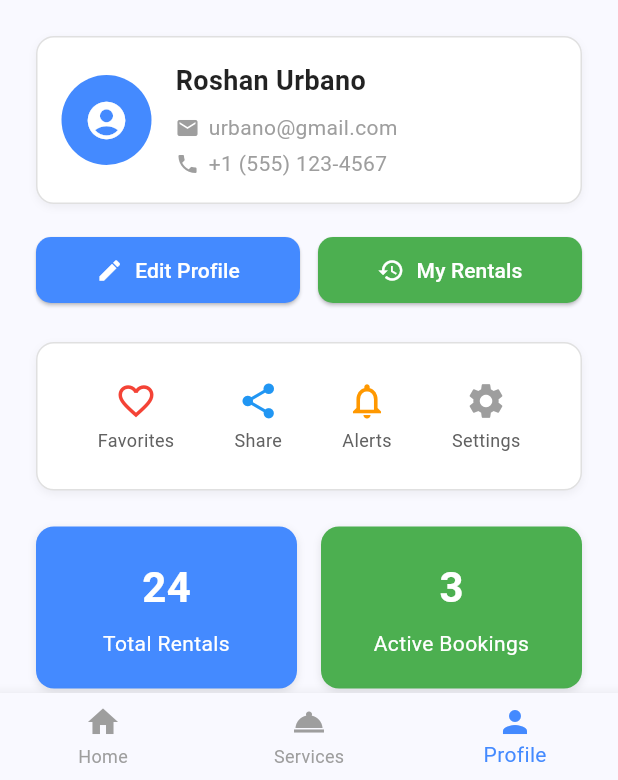
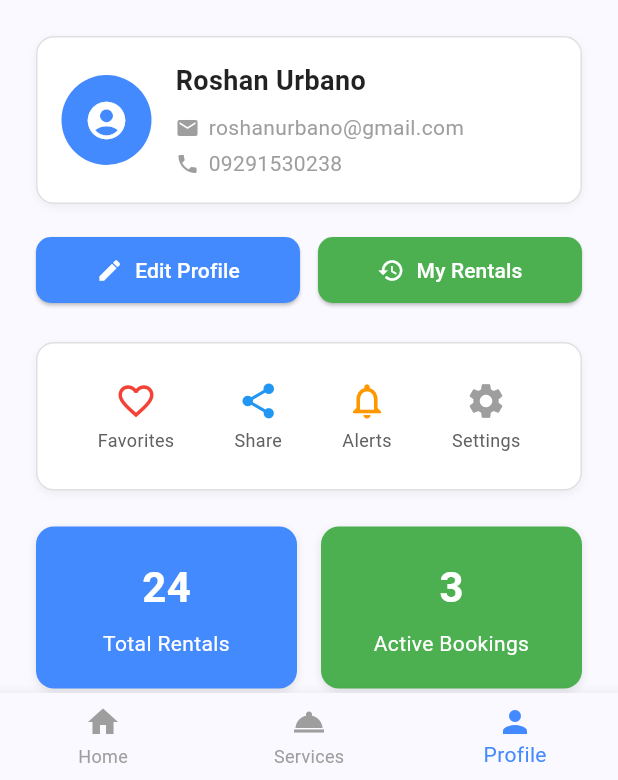
Before and after one commit to jrmurbano/urbano_activity1-2, a Flutter app: the screen it shows after launch, item 3 of the bottom bar chosen, on a phone screen of 412 x 824 dp, the part 456-1236 px from its top. Run offline on Flutter 3.47's test engine with Material 3 defaults, Android fonts, the phone set to English and light mode, and no system bars.

Commit message:
minor UI changes

```diff
--- a/lib/views/profile_page.dart
+++ b/lib/views/profile_page.dart
@@ -59,8 +59,8 @@ class ProfilePage extends StatelessWidget {
               padding: EdgeInsets.symmetric(horizontal: 24.0),
               child: ProfileContactCard(
                 name: 'Roshan Urbano',
-                email: 'urbano@gmail.com',
-                phone: '+1 (555) 123-4567',
+                email: 'roshanurbano@gmail.com',
+                phone: '09291530238',
                 avatarIcon: Icons.account_circle,
               ),
             ),
```
